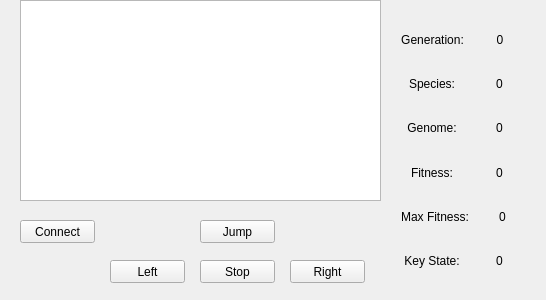
Alex-BusNet/SuperCopRemastered, file RoboCopClient/mainwindow.ui: the form before one commit.
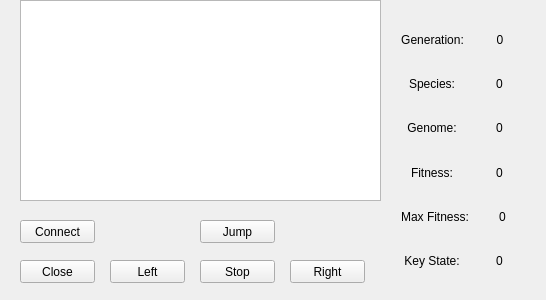
The form after the commit. Icons and pictures are not drawn.

```diff
--- a/RoboCopClient/mainwindow.ui
+++ b/RoboCopClient/mainwindow.ui
@@ -250,6 +250,19 @@
      </item>
     </layout>
    </widget>
+   <widget class="QPushButton" name="closePB">
+    <property name="geometry">
+     <rect>
+      <x>20</x>
+      <y>260</y>
+      <width>75</width>
+      <height>23</height>
+     </rect>
+    </property>
+    <property name="text">
+     <string>Close</string>
+    </property>
+   </widget>
   </widget>
  </widget>
  <layoutdefault spacing="6" margin="11"/>
```
Left out of the diff: 4 changed lines with no effect on the pictures.
